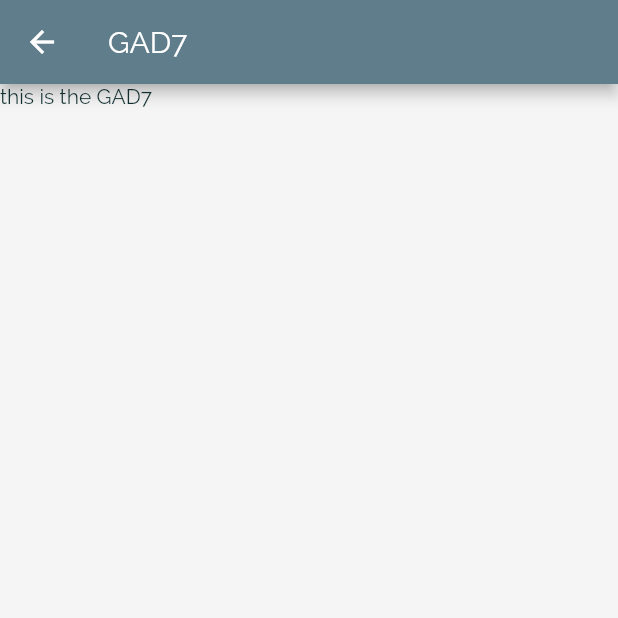
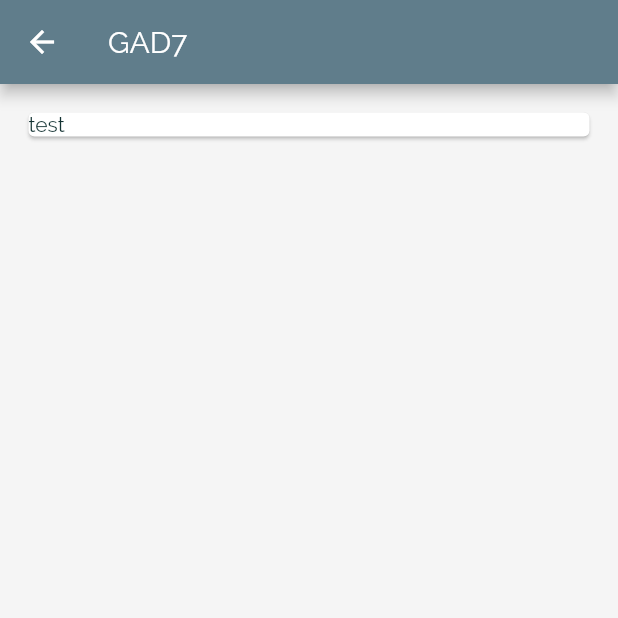
Before and after one commit to skoller/PsychStation, a Flutter app: the Gad7Screen screen opened by its route, on a phone screen of 412 x 824 dp, the top half of it. Run offline on Flutter 3.47's test engine with Material 2 defaults, Android fonts, the phone set to English and light mode, and no system bars.

```diff
--- /dev/null
+++ b/lib/Tools/Scales/Gad7/Gad7_question_quant.dart
@@ -0,0 +1,130 @@
+import 'package:flutter/material.dart';
+
+class Gad7QuestionQuant extends StatelessWidget {
+
+
+
+  Widget build(BuildContext context) {
+    return Container(
+      width: double.infinity,
+      padding: EdgeInsets.only(left: 15, right: 15, top: 15),
+      child: Card(child: Text('test')),
+    );
+  }
+}
+
+// struct Gad7: View {
+
+//     @EnvironmentObject var scores: Scale_scores
+//     @EnvironmentObject var settings: UserSettings
+//     @State private var result: Result<MFMailComposeResult, Error>? = nil
+//     @State private var isShowingMailView = false
+//     @State private var alertNoMail = false
+//     @State private var def: Bool = false
+
+//     var body: some View {
+//             VStack {
+//                 HStack(alignment: .center) {
+//                     VStack {
+//                     Text("Total Score: \(self.scores.gad7_array.reduce(0, +))").font(.title).bold().padding(5)
+//                     .alignmentGuide(.leading) { d in d[.leading] }
+//                     Text(" \(gad7_screen_result(ans: self.scores.gad7_array.reduce(0, +)))")
+//                                                .font(.body).bold()
+//                                                .foregroundColor(Color.green)
+//                     }
+
+//                     Spacer()
+
+//                                            Button(action: { self.isShowingMailView.toggle()}) {
+//                                             Image(systemName: "paperplane").imageScale(.large)
+//                                             Text("Email Result ")
+//                                            }.padding(5).addBorder(Color.gray, width: 1, cornerRadius: 15).padding(3)
+//                                            .onTapGesture {MFMailComposeViewController.canSendMail() ? self.isShowingMailView.toggle() : self.alertNoMail.toggle()}
+//                                            .sheet(isPresented: $isShowingMailView) {Gad7MailView(result: self.$result).environmentObject(self.scores)}
+//                                            .alert(isPresented: self.$alertNoMail) {Alert(title: Text("NO MAIL APPLICATION CURRENTLY SETUP"))}
+
+//                     }
+
+//                 VStack {
+
+//                     Divider()
+//                     HStack {
+//                          Text("Question Key: ").font(.body)
+//                     VStack(alignment: .leading) {
+
+//                         Text("0 = Not At All").font(.body)
+//                         Text("1 = Several Days").font(.body)
+//                         Text("2 = More than Half the Days").font(.body)
+//                         Text("3 = Nearly Every Day").font(.body)
+//                     }
+//                     }
+
+//                     Divider()
+
+//                 }.modifier(DismissingKeyboard())
+
+//                ScrollView {
+//                     Gad7_row()
+//                     Gad7_row_finalQual()
+//                 }
+
+//             }.navigationBarTitle("GAD-7", displayMode: .inline)
+//         .navigationBarItems(trailing:
+//         Button("Clear") {
+//             let a = self.scores.gad7_array
+//             let z = a.map { reset_to_zero(in: $0)}
+//             self.scores.gad7_array = z
+//         })
+//     }
+// }
+
+// func gad7_screen_result(ans: Int) -> String {
+//     switch ans {
+//         case 0:
+//             return ""
+//         case 1:
+//             return ""
+//         case 2:
+//             return ""
+//         case 3:
+//             return ""
+//         case 4:
+//             return ""
+//         case 5:
+//             return "Mild Anxiety"
+//         case 6:
+//             return "Mild Anxiety"
+//         case 7:
+//             return "Mild Anxiety"
+//         case 8:
+//             return "Mild Anxiety"
+//         case 9:
+//             return "Mild Anxiety"
+//         case 10:
+//             return "Moderate Anxiety"
+//         case 11:
+//             return "Moderate Anxiety"
+//         case 12:
+//             return "Moderate Anxiety"
+//         case 13:
+//             return "Moderate Anxiety"
+//         case 14:
+//             return "Moderate Anxiety"
+//         case 15:
+//             return "Severe Anxiety"
+//         case 16:
+//             return "Severe Anxiety"
+//         case 17:
+//             return "Severe Anxiety"
+//         case 18:
+//             return "Severe Anxiety"
+//         case 19:
+//             return "Severe Anxiety"
+//         case 20:
+//             return "Severe Anxiety"
+//         case 21:
+//             return "Severe Anxiety"
+//         default:
+//             return "Error"
+//     }
+// }
--- a/lib/Tools/Scales/Gad7/Gad7_screen.dart
+++ b/lib/Tools/Scales/Gad7/Gad7_screen.dart
@@ -1,4 +1,5 @@
 import 'package:flutter/material.dart';
+import './Gad7_question_quant.dart';
 
 class Gad7Screen extends StatelessWidget {
   @override
@@ -8,8 +9,11 @@ class Gad7Screen extends StatelessWidget {
         title: Text("GAD7"),
       ),
       body: Container(
-       child: Text('this is the GAD7'),
+        child: Column(children: <Widget>[Gad7QuestionQuant()]),
       ),
     );
   }
 }
+
+
+/// Gad7 and Gad7Q models in models folder
--- a/lib/models/Patient.dart
+++ b/lib/models/Patient.dart
@@ -0,0 +1 @@
+class Patient {}
```
Also changed, not shown: lib/models/Gad7.dart (added, +17 -0 lines), 1 other file.
